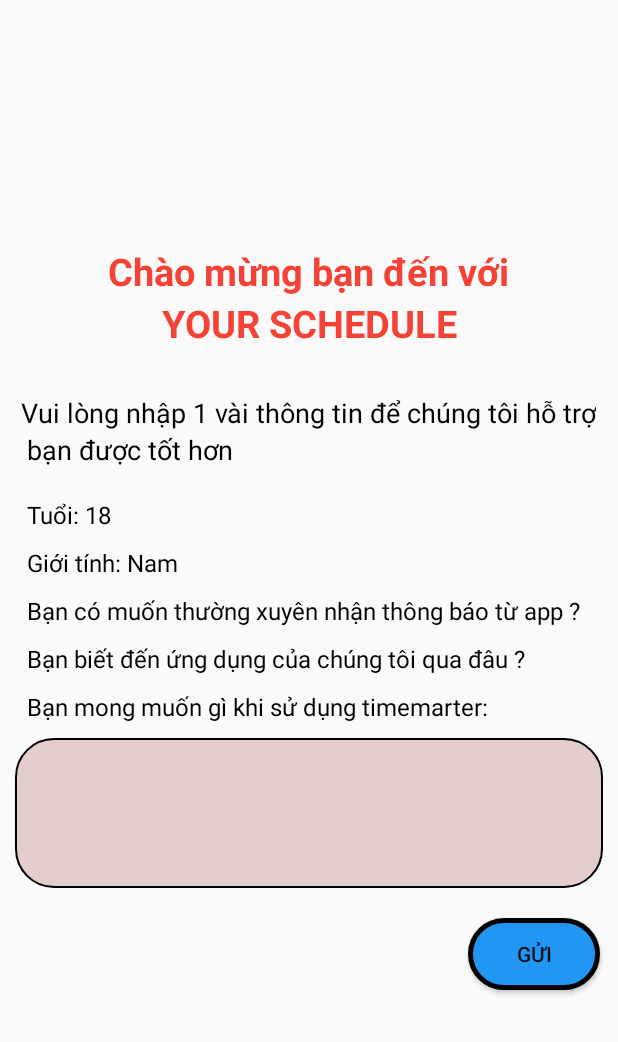
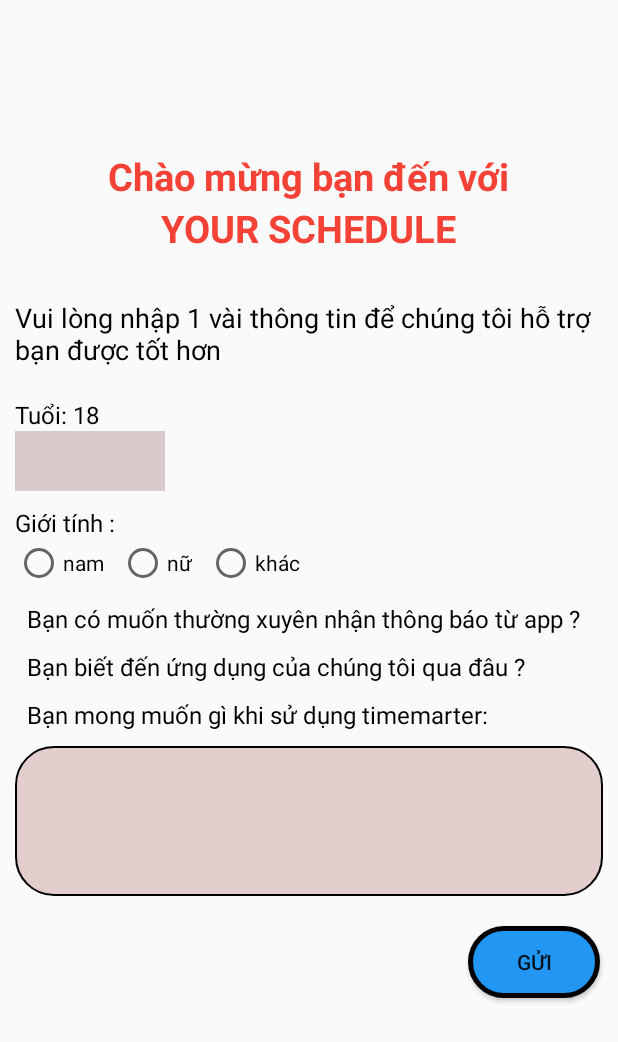
Before and after one commit to namiiu220919/MySchedule, an Android app: the feedback1 screen opened directly, with no data from a screen before it, on a phone screen of 412 x 824 dp. Shown: the top 1042 px of the screen. Run offline under Robolectric (Android 15) with nearby library versions, the phone set to English and light mode, and no system bars.

Commit message:
them chuyen man feed back

```diff
--- a/app/build.gradle.kts
+++ b/app/build.gradle.kts
@@ -30,7 +30,7 @@
         targetCompatibility = JavaVersion.VERSION_1_8
     }
     buildFeatures{
-        viewBinding = true
+        viewBinding =true
     }
 }
 
--- a/app/src/main/AndroidManifest.xml
+++ b/app/src/main/AndroidManifest.xml
@@ -32,14 +32,14 @@
             android:name=".Login.DangNhap"
             android:exported="false" />
         <activity
-            android:name=".MainActivity"
+            android:name=".feedback"
             android:exported="false" />
         <activity
             android:name=".Heslo"
             android:exported="false" />
 
         <activity
-            android:name=".feedback"
+            android:name=".MainActivity"
             android:exported="true">
             <intent-filter>
                 <action android:name="android.intent.action.MAIN" />
--- a/app/src/main/java/com/example/myschedule/Login/DangNhap.java
+++ b/app/src/main/java/com/example/myschedule/Login/DangNhap.java
@@ -14,6 +14,7 @@
 
 import com.example.myschedule.R;
 import com.example.myschedule.feedback;
+import com.example.myschedule.feedback1;
 
 public class DangNhap extends AppCompatActivity {
     Button btnDangnhap, btnDangky, btnDangnhapwithgoogle;
@@ -58,7 +59,7 @@
                     if (nddao.checklogin(user, pass)) {
                         Toast.makeText(DangNhap.this, "Đăng nhập thành công", Toast.LENGTH_SHORT).show();
                         clear();
-                        startActivity(new Intent(DangNhap.this, feedback.class));
+                        startActivity(new Intent(DangNhap.this, feedback1.class));
                     } else {
                         Toast.makeText(DangNhap.this, "Sai username hoặc password!", Toast.LENGTH_SHORT).show();
                     }
--- a/app/src/main/java/com/example/myschedule/feedback1.java
+++ b/app/src/main/java/com/example/myschedule/feedback1.java
@@ -2,13 +2,23 @@
 
 import androidx.appcompat.app.AppCompatActivity;
 
+import android.content.Intent;
 import android.os.Bundle;
+import android.view.View;
+import android.widget.Button;
 
 public class feedback1 extends AppCompatActivity {
-
+    Button btnSen;
     @Override
     protected void onCreate(Bundle savedInstanceState) {
         super.onCreate(savedInstanceState);
         setContentView(R.layout.activity_feedback1);
+        btnSen = findViewById(R.id.btnSen);
+        btnSen.setOnClickListener(new View.OnClickListener() {
+            @Override
+            public void onClick(View v) {
+                startActivity(new Intent(feedback1.this, feedback2.class));
+            }
+        });
     }
 }
--- a/app/src/main/java/com/example/myschedule/feedback2.java
+++ b/app/src/main/java/com/example/myschedule/feedback2.java
@@ -2,13 +2,24 @@
 
 import androidx.appcompat.app.AppCompatActivity;
 
+import android.content.Intent;
 import android.os.Bundle;
+import android.view.View;
+import android.widget.Button;
 
 public class feedback2 extends AppCompatActivity {
-
+    Button btnSenFeedback;
     @Override
     protected void onCreate(Bundle savedInstanceState) {
         super.onCreate(savedInstanceState);
         setContentView(R.layout.activity_feedback2);
+        btnSenFeedback = findViewById(R.id.btnSenFeedBack);
+        btnSenFeedback.setOnClickListener(new View.OnClickListener() {
+            @Override
+            public void onClick(View v) {
+                startActivity(new Intent(feedback2.this, feedback.class));
+            }
+        });
+
     }
 }
--- a/app/src/main/res/layout/activity_feedback1.xml
+++ b/app/src/main/res/layout/activity_feedback1.xml
@@ -4,106 +4,143 @@
     xmlns:tools="http://schemas.android.com/tools"
     android:layout_width="match_parent"
     android:layout_height="match_parent"
-    android:gravity="center"
     android:orientation="vertical"
     tools:context=".feedback1">
 
     <TextView
         android:layout_width="wrap_content"
         android:layout_height="wrap_content"
-        android:textStyle="bold"
-        android:gravity="center"
+        android:layout_gravity="center"
+        android:layout_marginTop="100sp"
+        android:text="Chào mừng bạn đến với"
+        android:textColor="#F44336"
         android:textSize="25sp"
-        android:text="Chào mừng bạn đến với"
-        android:textColor="#F44336"/>
+        android:textStyle="bold" />
+
     <TextView
         android:layout_width="wrap_content"
         android:layout_height="wrap_content"
-        android:textStyle="bold"
-        android:gravity="center"
+        android:layout_gravity="center"
+        android:layout_marginBottom="30dp"
+        android:text="YOUR SCHEDULE"
+        android:textColor="#F44336"
         android:textSize="25sp"
-        android:text="YOUR SCHEDULE"
-        android:layout_marginBottom="30dp"
-        android:textColor="#F44336"/>
+        android:textStyle="bold" />
+
     <TextView
         android:layout_width="wrap_content"
         android:layout_height="wrap_content"
-        android:text="Vui lòng nhập 1 vài thông tin để chúng tôi hỗ trợ"
-        android:textSize="18sp"
-        android:textColor="@color/black"/>
+        android:layout_marginLeft="10sp"
+        android:text="Vui lòng nhập 1 vài thông tin để chúng tôi hỗ trợ bạn được tốt hơn"
+        android:textColor="@color/black"
+        android:textSize="18sp" />
+
     <TextView
         android:layout_width="wrap_content"
         android:layout_height="wrap_content"
-        android:text="bạn được tốt hơn"
-        android:textSize="18sp"
         android:layout_gravity="start"
-        android:layout_marginLeft="18dp"
-        android:textColor="@color/black"/>
+        android:layout_marginLeft="10dp"
+        android:layout_marginTop="20dp"
+        android:text="Tuổi: 18"
+        android:textColor="@color/black"
+        android:textSize="16sp" />
+
+    <EditText
+        android:layout_width="100sp"
+        android:layout_height="40sp"
+        android:layout_marginLeft="10dp"
+        android:background="#D8CACA"
+        android:gravity="start|right" />
+
     <TextView
-        android:layout_marginTop="20dp"
+        android:layout_width="wrap_content"
+        android:layout_height="wrap_content"
+        android:layout_gravity="start"
+        android:layout_marginLeft="10dp"
+        android:layout_marginTop="10dp"
+        android:text="Giới tính :"
+        android:textColor="@color/black"
+        android:textSize="16sp" />
+
+    <LinearLayout
+        android:layout_width="match_parent"
+        android:layout_height="wrap_content"
+        android:orientation="horizontal">
+
+        <RadioGroup
+            android:layout_width="match_parent"
+            android:layout_height="wrap_content"
+            android:orientation="horizontal">
+
+            <RadioButton
+                android:layout_width="wrap_content"
+                android:layout_height="wrap_content"
+                android:layout_marginLeft="10sp"
+                android:text="nam" />
+
+            <RadioButton
+                android:layout_width="wrap_content"
+                android:layout_height="wrap_content"
+                android:layout_marginLeft="10sp"
+                android:text="nữ" />
+
+            <RadioButton
+                android:layout_width="wrap_content"
+                android:layout_height="wrap_content"
+                android:layout_marginLeft="10sp"
+                android:text="khác" />
+        </RadioGroup>
+    </LinearLayout>
+
+    <TextView
         android:layout_width="wrap_content"
         android:layout_height="wrap_content"
         android:layout_gravity="start"
         android:layout_marginLeft="18dp"
-        android:text="Tuổi: 18"
+        android:layout_marginTop="10dp"
+        android:text="Bạn có muốn thường xuyên nhận thông báo từ app ?"
         android:textColor="@color/black"
 
-        android:textSize="16sp"/>
+        android:textSize="16sp" />
+
     <TextView
-        android:layout_marginTop="10dp"
         android:layout_width="wrap_content"
         android:layout_height="wrap_content"
         android:layout_gravity="start"
         android:layout_marginLeft="18dp"
-        android:text="Giới tính: Nam"
+        android:layout_marginTop="10dp"
+        android:text="Bạn biết đến ứng dụng của chúng tôi qua đâu ?"
         android:textColor="@color/black"
 
-        android:textSize="16sp"/>
+        android:textSize="16sp" />
+
     <TextView
-        android:layout_marginTop="10dp"
         android:layout_width="wrap_content"
         android:layout_height="wrap_content"
         android:layout_gravity="start"
         android:layout_marginLeft="18dp"
-        android:text="Bạn có muốn thường xuyên nhận thông báo từ app ?"
+        android:layout_marginTop="10dp"
+        android:text="Bạn mong muốn gì khi sử dụng timemarter:"
         android:textColor="@color/black"
+        android:textSize="16sp" />
 
-        android:textSize="16sp"/>
-    <TextView
+    <EditText
+        android:layout_width="match_parent"
+        android:layout_height="100dp"
+        android:layout_marginStart="10dp"
         android:layout_marginTop="10dp"
+        android:layout_marginEnd="10dp"
+        android:background="@drawable/bobutton" />
+
+    <Button
+        android:id="@+id/btnSen"
         android:layout_width="wrap_content"
         android:layout_height="wrap_content"
-        android:layout_gravity="start"
-        android:layout_marginLeft="18dp"
-        android:text="Bạn biết đến ứng dụng của chúng tôi qua đâu ?"
-        android:textColor="@color/black"
-
-        android:textSize="16sp"/>
-    <TextView
-        android:layout_marginTop="10dp"
-        android:layout_width="wrap_content"
-        android:layout_height="wrap_content"
-        android:layout_gravity="start"
-        android:layout_marginLeft="18dp"
-        android:text="Bạn mong muốn gì khi sử dụng timemarter:"
-        android:textColor="@color/black"
-        android:textSize="16sp"/>
-    <EditText
-        android:layout_marginTop="10dp"
-        android:layout_width="match_parent"
-        android:layout_height="100dp"
-        android:background="@drawable/bobutton"
-        android:layout_marginStart="10dp"
-        android:layout_marginEnd="10dp"/>
-    <Button
+        android:layout_gravity="end"
         android:layout_marginTop="20dp"
-        android:layout_width="wrap_content"
-        android:layout_height="wrap_content"
-        android:text="Gửi"
-        android:layout_gravity="end"
         android:layout_marginRight="12dp"
-        android:background="@drawable/button"/>
-
+        android:background="@drawable/button"
+        android:text="Gửi" />
 
 
 </LinearLayout>
--- a/app/src/main/res/layout/activity_feedback2.xml
+++ b/app/src/main/res/layout/activity_feedback2.xml
@@ -33,6 +33,7 @@
         android:text="lịch nào !"
         android:textColor="#F44336"/>
     <Button
+        android:id="@+id/btnSenFeedBack"
         android:layout_marginTop="50dp"
         android:layout_width="wrap_content"
         android:layout_height="wrap_content"
```
